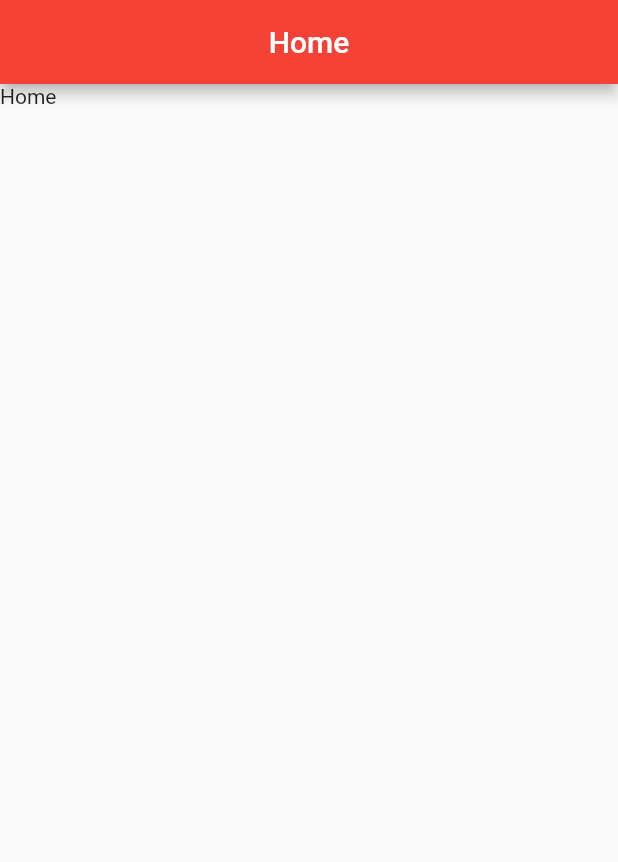
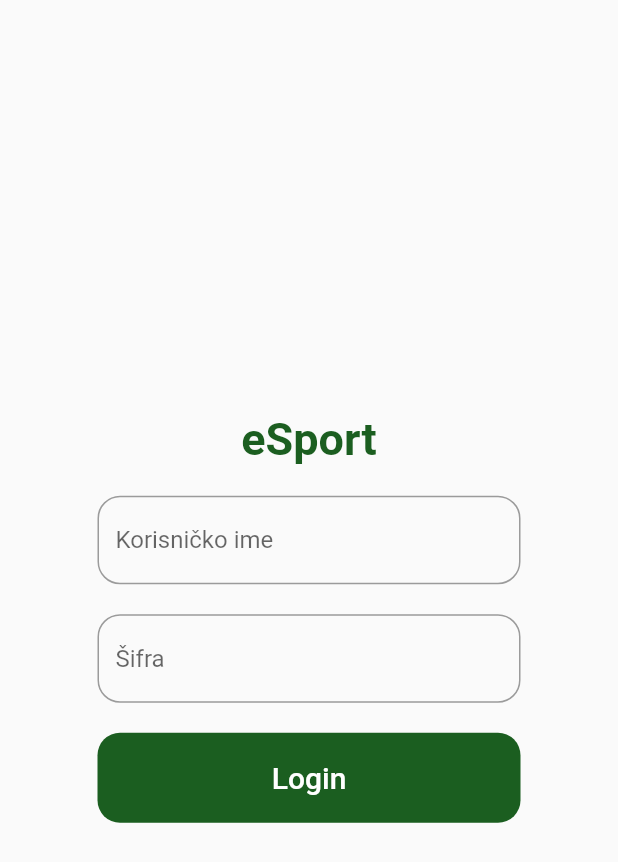
Before and after one commit to aldintana/eSport-mobile, a Flutter app: the screen it shows after launch, on a phone screen of 412 x 824 dp. Shown: the top 862 px of the screen. Run offline on Flutter 3.47's test engine with Material 2 defaults, Android fonts, the phone set to English and light mode, and no system bars; accounts and stored records are empty.

Commit message:
Add Login

```diff
--- a/lib/main.dart
+++ b/lib/main.dart
@@ -1,26 +1,15 @@
 import 'package:flutter/material.dart';
+import 'package:e_sport_mobile/pages/Login.dart';
 
 void main() {
-  runApp(MaterialApp(
-    home: Home(),
-  ));
+  runApp(MyApp());
 }
 
-class Home extends StatefulWidget {
-  @override
-  State<Home> createState() => _HomeState();
-}
-
-class _HomeState extends State<Home> {
+class MyApp extends StatelessWidget {
   @override
   Widget build(BuildContext context) {
-    return Scaffold(
-      appBar: AppBar(
-        title: Text('Home'),
-        centerTitle: true,
-        backgroundColor: Colors.red,
-      ),
-      body: SafeArea(child: Text('Home')),
+    return MaterialApp(
+      home: Login(),
     );
   }
 }
--- /dev/null
+++ b/lib/pages/Login.dart
@@ -0,0 +1,98 @@
+import 'package:flutter/material.dart';
+import 'package:e_sport_mobile/services/APIService.dart';
+
+class Login extends StatefulWidget {
+  @override
+  _LoginState createState() => _LoginState();
+}
+
+class _LoginState extends State<Login> {
+  TextEditingController usernameController = new TextEditingController();
+  TextEditingController passwordController = new TextEditingController();
+  var result = null;
+  Future<void> GetData() async {
+    result = await APIService.Get('Korisnik');
+  }
+
+  @override
+  Widget build(BuildContext context) {
+    return Scaffold(
+      body: Center(
+        child: Padding(
+          padding: EdgeInsets.all(65),
+          child: Column(
+            mainAxisAlignment: MainAxisAlignment.center,
+            children: [
+              Text(
+                'eSport',
+                style: TextStyle(
+                    fontSize: 30,
+                    fontWeight: FontWeight.bold,
+                    color: Colors.green[900]),
+              ),
+              SizedBox(
+                height: 20,
+              ),
+              TextField(
+                controller: usernameController,
+                decoration: InputDecoration(
+                    border: OutlineInputBorder(
+                        borderRadius: BorderRadius.circular(15)),
+                    hintText: 'Korisničko ime'),
+              ),
+              SizedBox(
+                height: 20,
+              ),
+              TextField(
+                controller: passwordController,
+                obscureText: true,
+                enableSuggestions: false,
+                autocorrect: false,
+                decoration: InputDecoration(
+                  border: OutlineInputBorder(
+                      borderRadius: BorderRadius.circular(15)),
+                  hintText: 'Šifra',
+                ),
+              ),
+              SizedBox(
+                height: 20,
+              ),
+              Container(
+                  height: 60,
+                  width: 300,
+                  decoration: BoxDecoration(
+                      color: Colors.green[900],
+                      borderRadius: BorderRadius.circular(15)),
+                  child: TextButton(
+                      onPressed: () async {
+                        APIService.username = usernameController.text;
+                        APIService.password = passwordController.text;
+                        await GetData();
+                        if (result != null) {
+                        } else {
+                          showDialog<String>(
+                              context: context,
+                              builder: (BuildContext context) => AlertDialog(
+                                    title: const Text('Pogresni kredencijali'),
+                                    content: const Text(
+                                        'Pogresno korisnicko ime ili lozinka!'),
+                                    actions: <Widget>[
+                                      TextButton(
+                                          onPressed: () =>
+                                              Navigator.pop(context, 'Ok'),
+                                          child: const Text('Ok')),
+                                    ],
+                                  ));
+                        }
+                      },
+                      child: Text(
+                        'Login',
+                        style: TextStyle(color: Colors.white, fontSize: 20),
+                      )))
+            ],
+          ),
+        ),
+      ),
+    );
+  }
+}
--- /dev/null
+++ b/lib/services/APIService.dart
@@ -0,0 +1,27 @@
+import 'dart:convert';
+import 'dart:io';
+import 'package:http/http.dart' as http;
+
+class APIService {
+  static String? username;
+  static String? password;
+  String? route;
+
+  APIService({this.route});
+
+  void SetParameters(String Username, String Password) {
+    username = Username;
+    password = Password;
+  }
+
+  static Future<List<dynamic>?> Get(String route) async {
+    String baseUrl = "http://192.168.0.26:44366/api/" + route;
+    final String basicAuth =
+        'Basic ' + base64Encode(utf8.encode('$username:$password'));
+    final response = await http.get(Uri.parse(baseUrl),
+        headers: {HttpHeaders.authorizationHeader: basicAuth});
+    if (response.statusCode == 200) {
+      return JsonDecoder().convert(response.body);
+    }
+  }
+}
--- a/pubspec.yaml
+++ b/pubspec.yaml
@@ -40,6 +40,7 @@ dependencies:
 dev_dependencies:
   flutter_test:
     sdk: flutter
+  http: ^0.13.5
 
   # The "flutter_lints" package below contains a set of recommended lints to
   # encourage good coding practices. The lint set provided by the package is
```
Also changed, not shown: pubspec.lock, 1 other file.
